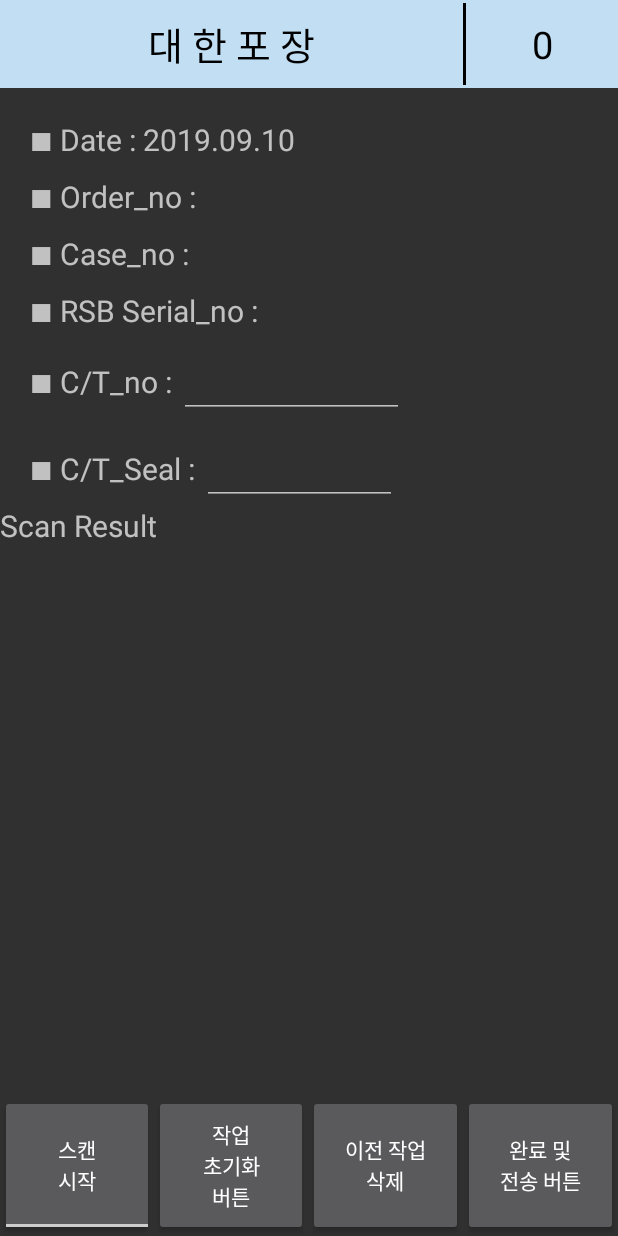
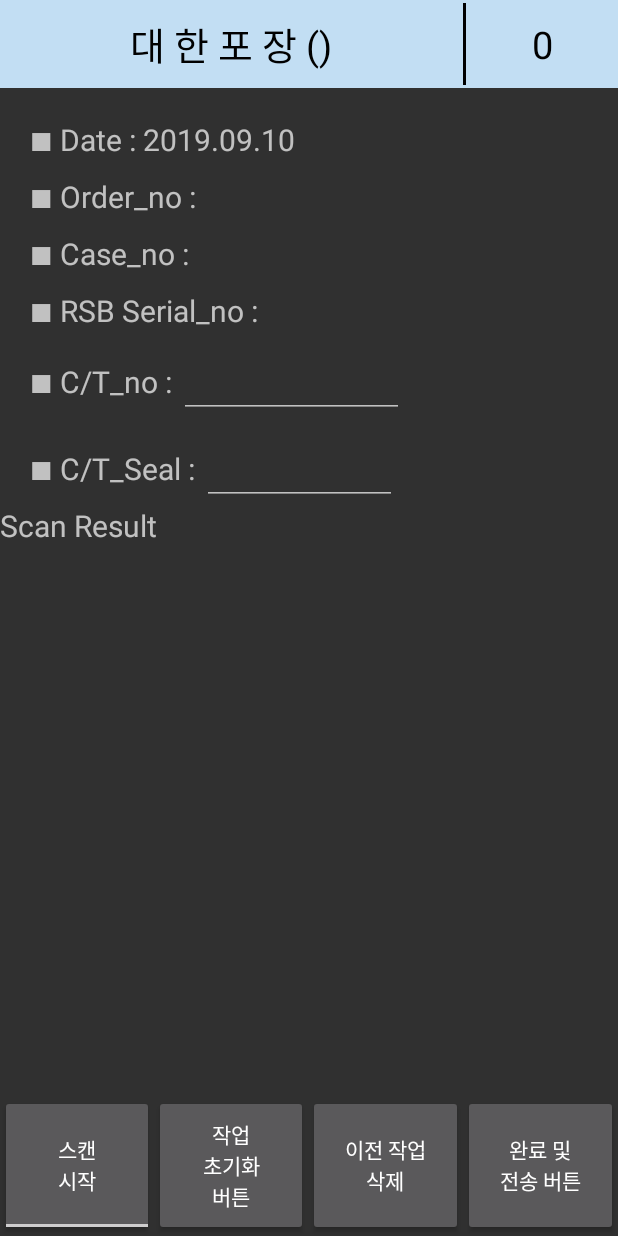
Before and after one commit to monjikim/PDA-K50-korea-mobileversion, an Android app: the MainActivity screen opened directly, with no data from a screen before it, on a phone screen of 412 x 824 dp. Run offline under Robolectric (Android 15) with nearby library versions, the phone set to English and light mode, and no system bars; libraries missing offline, so code that uses them is left out: com.speedata.libutils.

Commit message:
title updated
title updated

```diff
--- a/app/src/main/AndroidManifest.xml
+++ b/app/src/main/AndroidManifest.xml
@@ -5,9 +5,9 @@
     <uses-permission android:name="android.permission.INTERNET" />
     <application
         android:allowBackup="true"
-        android:icon="@mipmap/ic_launcher"
+        android:icon="@mipmap/korea_package"
         android:label="@string/app_name"
-        android:roundIcon="@mipmap/ic_launcher_round"
+        android:roundIcon="@mipmap/korea_package"
         android:supportsRtl="true"
         android:theme="@style/Theme.AppCompat.NoActionBar">
         <activity android:name=".SigninPage">
--- a/app/src/main/java/com/scandecode_example/MainActivity.java
+++ b/app/src/main/java/com/scandecode_example/MainActivity.java
@@ -39,6 +39,8 @@ import java.util.Locale;
 import java.util.Timer;
 import java.util.TimerTask;
 
+import constants.Const;
+
 public class MainActivity extends AppCompatActivity implements View.OnClickListener {
     private EditText mReception;
     private TextView tvcound;
@@ -49,7 +51,7 @@ public class MainActivity extends AppCompatActivity implements View.OnClickListe
     private ScanInterface scanDecode;
     boolean order_no_flag = false;
     boolean serial_no_flag = false;
-    TextView tv_order_no,tv_case_no,tv_date,tv_serial_no,tv_count;
+    TextView tv_order_no,tv_case_no,tv_date,tv_serial_no,tv_count,tv_title;
     ArrayList order_array;
     ArrayList serial_array;
     Button button_undo,button_send;
@@ -96,6 +98,7 @@ public class MainActivity extends AppCompatActivity implements View.OnClickListe
         container_no = (EditText)findViewById(R.id.container_no);
         seal_no = (EditText)findViewById(R.id.seal_no);
         tv_count = (TextView)findViewById(R.id.tv_count);
+        tv_title = (TextView)findViewById(R.id.tv_title);
 
         order_array = new ArrayList();
         serial_array = new ArrayList();
@@ -108,6 +111,7 @@ public class MainActivity extends AppCompatActivity implements View.OnClickListe
         today = new Date();
         result = formatter.format(today);
 
+        tv_title.setText("대 한 포 장 ("+Const.Country+")");
         tv_date.setText(result);
 
         container_no.addTextChangedListener(new TextWatcher() {
@@ -776,8 +780,8 @@ public class MainActivity extends AppCompatActivity implements View.OnClickListe
                 //buffer += ("case_no") + ("=") + (table_no)+"&";           // 변수 구분은 '&' 사용
                 buffer += ("seal_no") + ("=") + (seal_no.getText())+"&";           // 변수 구분은 '&' 사용
                 buffer += ("container_no") + ("=") + (container_no.getText())+"&";           // 변수 구분은 '&' 사용
-                buffer += ("country") + ("=") + ("VNM")+"&";           // 변수 구분은 '&' 사용
                 buffer += ("order_no") + ("=") + (order_list)+"&";           // 변수 구분은 '&' 사용
+                buffer += ("country") + ("=") + (Const.Country)+"&";           // 변수 구분은 '&' 사용
                 buffer += ("serial_no") + ("=") + serial_list;
                 Log.d("check",buffer);
 
--- /dev/null
+++ b/app/src/main/java/constants/Const.java
@@ -0,0 +1,9 @@
+package constants;
+
+public class Const {
+    public static String User_id = "";
+    public static String ROLE = null;
+    public static String Country = "";
+    public static String const_ip = "";
+    public static boolean changing_lang = false;
+}
--- a/app/src/main/res/values/strings.xml
+++ b/app/src/main/res/values/strings.xml
@@ -1,7 +1,7 @@
 <?xml version="1.0" encoding="utf-8"?>
 <resources>
 
-    <string name="app_name">BarcodeDemo</string>
+    <string name="app_name">Korea Package</string>
      <string name="barcode_name">Barcode Scan</string>
     <string name="but_start">Single Scan</string>
     <string name="but_stop">스캔\n중지</string>
```
Also changed, not shown: app/src/main/java/com/scandecode_example/SigninPage.java (+7 -4 lines), app/src/main/res/layout/log_in.xml (+12 -1 lines), app/src/main/res/mipmap-xxxhdpi/korea_package.PNG (added), 1 other file.
